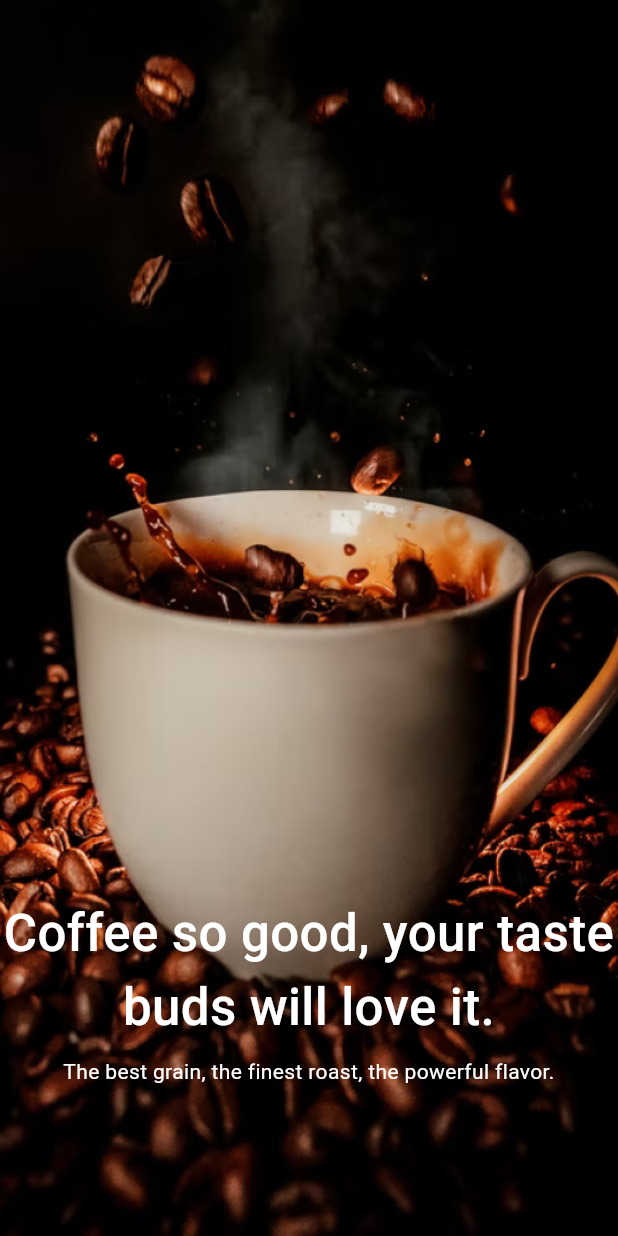
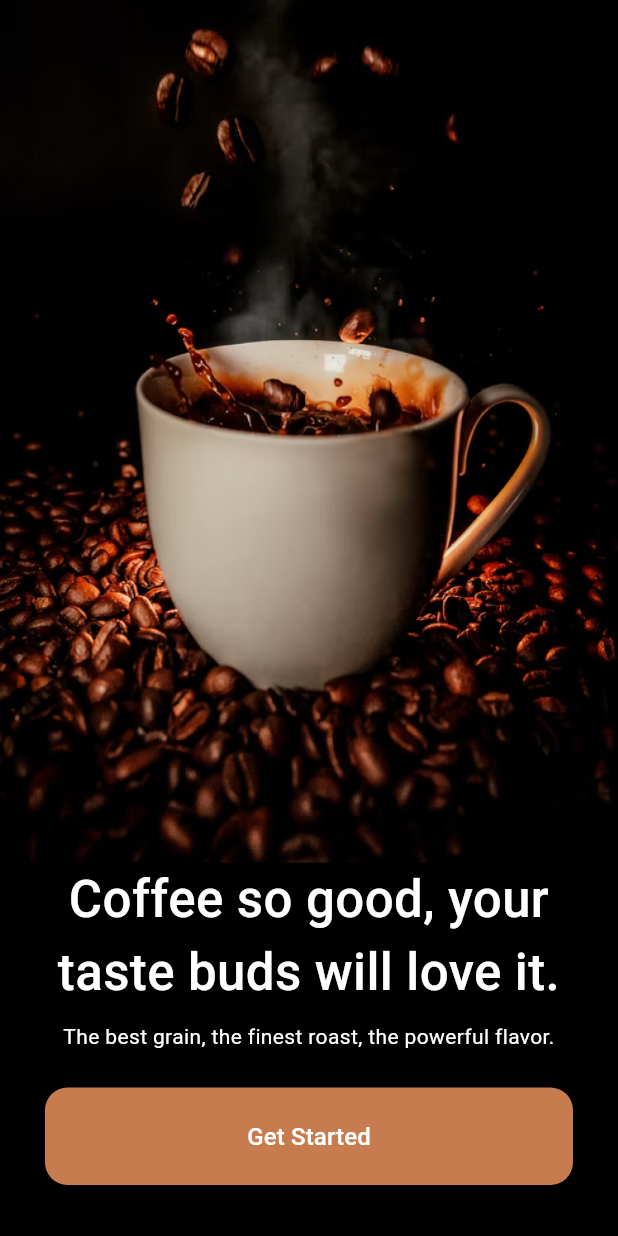
Before and after one commit to ragulsarma/online-coffee-shop-UI, a Flutter app: the screen it shows after launch, on a phone screen of 412 x 824 dp. Run offline on Flutter 3.47's test engine with Material 3 defaults, Android fonts, the phone set to English and light mode, and no system bars.

Commit message:
welcome page development

```diff
--- a/lib/screens/welcome_page.dart
+++ b/lib/screens/welcome_page.dart
@@ -1,4 +1,7 @@
+import 'package:coffee_shop_mobile_app/utils/app_colors.dart';
+import 'package:flutter/cupertino.dart';
 import 'package:flutter/material.dart';
+import 'package:flutter/widgets.dart';
 
 class WelcomePage extends StatefulWidget {
   const WelcomePage({super.key});
@@ -11,17 +14,62 @@ class _WelcomePageState extends State<WelcomePage> {
   @override
   Widget build(BuildContext context) {
     return Scaffold(
-      backgroundColor: Colors.black,
-      body: Container(
+      // backgroundColor: Colors.black,
+      body: Column(
+        children: [
+          Expanded(
+            // height: MediaQuery.of(context).size.height - 300,
+            // width: MediaQuery.of(context).size.width,
+            child: Container(
+                width: double.infinity,
                 // padding: EdgeInsets.symmetric(horizontal: 30),
-        decoration: const BoxDecoration(
+                /*decoration: const BoxDecoration(
                   image: DecorationImage(
                       image: AssetImage('assets/images/welcome_page_bg.png'),
-                fit: BoxFit.cover)),
-        child: const Column(
-          mainAxisAlignment: MainAxisAlignment.end,
+                      fit: BoxFit.cover)),*/
+                child: Image.asset(
+              'assets/images/welcome_page_bg.png',
+                  width: double.infinity,
+                  fit: BoxFit.fitWidth,
+            )),
+          ),
+          // Container(
+          //   height: 10,
+          //   color: Colors.transparent,
+          // ),
+          Align(
+            alignment: Alignment.bottomCenter,
+            child: Container(
+              // height: 200,
+              decoration:  BoxDecoration(
+                // color: Colors.black,
+                boxShadow: [
+                  BoxShadow(
+                      color: Colors.black12,
+                      // offset: Offset(0.9, 1.0),
+                      blurRadius: 10,
+                      spreadRadius: 10)
+                ],
+                gradient: LinearGradient(
+                    colors: [
+                      Colors.black,
+                      Colors.black,
+                      // Colors.transparent,
+                      // Colors.black,
+                    ],
+                    begin: FractionalOffset(1.0, 1.0),
+                    end: FractionalOffset(1.0, 0.0),
+                    // begin: Alignment.topCenter,
+                    // end: Alignment.bottomCenter,
+                    stops: [0.0, 1.0],
+                    // tileMode: TileMode.repeated
+                ),
+              ),
+              padding: const EdgeInsets.symmetric(vertical: 0, horizontal: 30),
+              child: Column(
+                mainAxisSize: MainAxisSize.min,
                 children: [
-            Text(
+                  const Text(
                     'Coffee so good, your taste buds will love it.',
                     style: TextStyle(
                       fontSize: 34,
@@ -30,10 +78,10 @@ class _WelcomePageState extends State<WelcomePage> {
                     ),
                     textAlign: TextAlign.center,
                   ),
-            SizedBox(
+                  const SizedBox(
                     height: 8,
                   ),
-            Text(
+                  const Text(
                     'The best grain, the finest roast, the powerful flavor.',
                     style: TextStyle(
                       fontSize: 14,
@@ -41,12 +89,33 @@ class _WelcomePageState extends State<WelcomePage> {
                     ),
                     textAlign: TextAlign.center,
                   ),
-            SizedBox(
-              height: 100,
+                  Container(
+                    width: double.infinity,
+                    padding: const EdgeInsets.symmetric(vertical: 24),
+                    child: ElevatedButton(
+                      onPressed: () {},
+                      style: ElevatedButton.styleFrom(
+                        shape: RoundedRectangleBorder(
+                          borderRadius: BorderRadius.circular(15.0),
+                        ),
+                        backgroundColor: AppColors.primaryColor,
+                        padding: const EdgeInsets.symmetric(vertical: 21.0),
+                      ),
+                      child: const Text(
+                        'Get Started',
+                        style: TextStyle(color: Colors.white, fontSize: 16),
+                      ),
+                    ),
+                  ),
+                  const SizedBox(
+                    height: 10,
                   )
                 ],
               ),
             ),
+          )
+        ],
+      ),
     );
   }
 }
--- /dev/null
+++ b/lib/utils/app_colors.dart
@@ -0,0 +1,5 @@
+import 'package:flutter/material.dart';
+
+class AppColors {
+  static const Color primaryColor = Color(0XFFC67C4E);
+}
```
Lines whose indentation alone changed are shown as unchanged.
